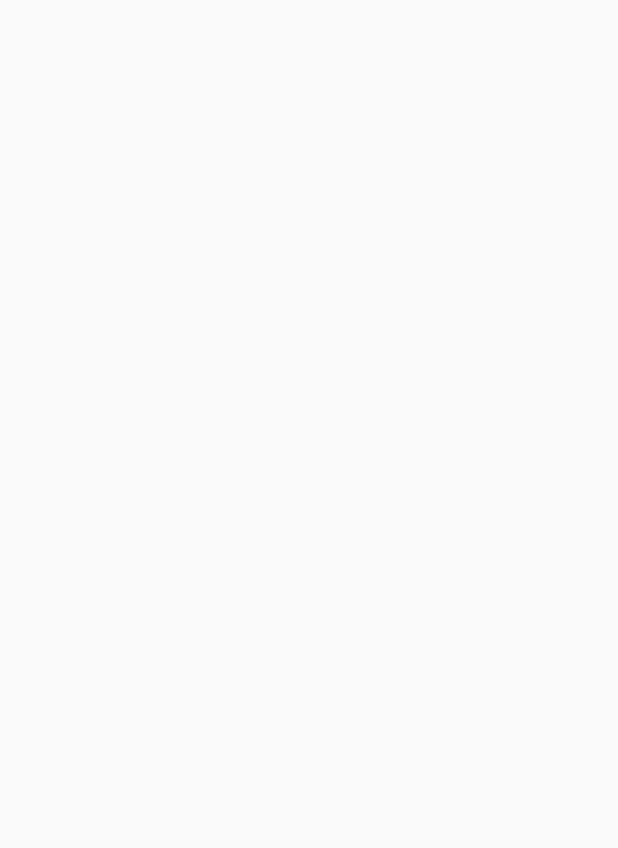
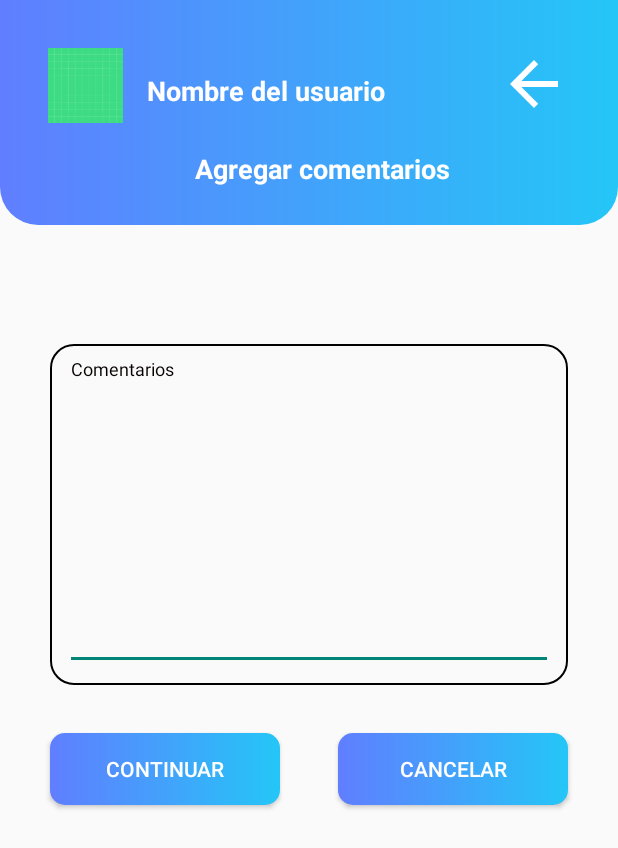
Before and after one commit to Kent-Probe/AppBastos, an Android app: the AddRemarks screen opened directly, with no data from a screen before it, on a phone screen of 412 x 824 dp. Before the commit the part shown is empty. Shown: the top 848 px of the screen. Run offline under Robolectric (Android 15) with nearby library versions, the phone set to English and light mode, and no system bars.

Commit message:
add_remarks

```diff
--- a/app/src/main/java/com/kent/appbastos/AddRemarks.kt
+++ b/app/src/main/java/com/kent/appbastos/AddRemarks.kt
@@ -2,10 +2,22 @@ package com.kent.appbastos
 
 import androidx.appcompat.app.AppCompatActivity
 import android.os.Bundle
+import android.widget.Button
 
 class AddRemarks : AppCompatActivity() {
     override fun onCreate(savedInstanceState: Bundle?) {
         super.onCreate(savedInstanceState)
         setContentView(R.layout.activity_add_remarks)
+
+        val btnContinue: Button = findViewById(R.id.btnContinue)
+        val btnCancel: Button = findViewById(R.id.btnCancel)
+
+        btnContinue.setOnClickListener {
+
+        }
+
+        btnCancel.setOnClickListener {
+            finish()
+        }
     }
 }
--- a/app/src/main/java/com/kent/appbastos/CashSale.kt
+++ b/app/src/main/java/com/kent/appbastos/CashSale.kt
@@ -2,10 +2,7 @@ package com.kent.appbastos
 
 import android.content.Intent
 import android.os.Bundle
-import android.widget.ArrayAdapter
 import android.widget.Button
-import android.widget.Spinner
-import android.widget.TextView
 import androidx.appcompat.app.AppCompatActivity
 
 
@@ -15,7 +12,7 @@ class CashSale : AppCompatActivity() {
 
     override fun onCreate(savedInstanceState: Bundle?) {
         super.onCreate(savedInstanceState)
-        setContentView(R.layout.cash_sale)
+        setContentView(R.layout.activity_cash_sale)
 
         val btnContinue: Button = findViewById(R.id.btnContinue)
         val btnCancel: Button = findViewById(R.id.btnCancel)
@@ -26,7 +23,7 @@ class CashSale : AppCompatActivity() {
         }
 
         btnCancel.setOnClickListener {
-            finishAffinity()
+            finish()
         }
 
 
--- /dev/null
+++ b/app/src/main/res/drawable/text_multiline_rounded.xml
@@ -0,0 +1,12 @@
+<?xml version="1.0" encoding="utf-8"?>
+<shape xmlns:android="http://schemas.android.com/apk/res/android">
+    <corners android:radius="15dp"/>
+    <stroke
+        android:width="1dp"
+        android:color="@color/black"/>
+    <padding
+        android:left="10dp"
+        android:right="10dp"
+        android:bottom="10dp"
+        android:top="10dp"/>
+</shape>
--- a/app/src/main/res/layout/activity_add_remarks.xml
+++ b/app/src/main/res/layout/activity_add_remarks.xml
@@ -1,9 +1,140 @@
 <?xml version="1.0" encoding="utf-8"?>
 <androidx.constraintlayout.widget.ConstraintLayout xmlns:android="http://schemas.android.com/apk/res/android"
-    xmlns:app="http://schemas.android.com/apk/res-auto"
+     xmlns:app="http://schemas.android.com/apk/res-auto"
     xmlns:tools="http://schemas.android.com/tools"
     android:layout_width="match_parent"
     android:layout_height="match_parent"
     tools:context=".AddRemarks">
 
+    <ImageView
+        android:id="@+id/gradiantHome"
+        android:layout_width="match_parent"
+        android:layout_height="150dp"
+        android:contentDescription="@string/descGradiant"
+        app:layout_constraintEnd_toEndOf="parent"
+        app:layout_constraintHorizontal_bias="1.0"
+        app:layout_constraintStart_toStartOf="parent"
+        app:layout_constraintTop_toTopOf="parent"
+        app:srcCompat="@drawable/border_gradiant" />
+
+    <TextView
+        android:id="@+id/txtNameScreen"
+        android:layout_width="wrap_content"
+        android:layout_height="wrap_content"
+        android:layout_marginStart="130dp"
+        android:layout_marginTop="100dp"
+        android:text="@string/txtAddRemarks"
+        android:textAppearance="@style/TextAppearance.AppCompat.Small"
+        android:textColor="@color/white"
+        android:textSize="18sp"
+        android:textStyle="bold"
+        app:layout_constraintStart_toStartOf="parent"
+        app:layout_constraintTop_toTopOf="@+id/gradiantHome" />
+
+    <TextView
+        android:id="@+id/txtUserName"
+        android:layout_width="wrap_content"
+        android:layout_height="wrap_content"
+        android:layout_marginStart="16dp"
+        android:layout_marginTop="48dp"
+        android:text="@string/txtUserName"
+        android:textAppearance="@style/TextAppearance.AppCompat.Small"
+        android:textColor="@color/white"
+        android:textSize="18sp"
+        android:textStyle="bold"
+        app:layout_constraintStart_toEndOf="@+id/imgUser"
+        app:layout_constraintTop_toTopOf="@+id/gradiantHome" />
+
+    <ImageView
+        android:id="@+id/imgUser"
+        android:layout_width="50dp"
+        android:layout_height="50dp"
+        android:layout_marginStart="32dp"
+        android:layout_marginTop="32dp"
+        android:contentDescription="@string/descUserImage"
+        app:layout_constraintStart_toStartOf="parent"
+        app:layout_constraintTop_toTopOf="parent"
+        app:srcCompat="@drawable/ic_launcher_background" />
+
+    <ImageButton
+        android:id="@+id/btnBack"
+        android:layout_width="48dp"
+        android:layout_height="48dp"
+        android:layout_marginTop="32dp"
+        android:layout_marginEnd="32dp"
+        android:background="#00FFFFFF"
+        android:contentDescription="@string/descBtnBack"
+        android:scaleType="fitXY"
+        app:layout_constraintEnd_toEndOf="parent"
+        app:layout_constraintTop_toTopOf="parent"
+        app:srcCompat="?attr/actionModeCloseDrawable"
+        app:tint="@color/white" />
+
+    <androidx.constraintlayout.widget.ConstraintLayout
+        android:layout_width="409dp"
+        android:layout_height="579dp"
+        app:layout_constraintBottom_toBottomOf="parent"
+        app:layout_constraintEnd_toEndOf="parent"
+        app:layout_constraintStart_toStartOf="parent"
+        app:layout_constraintTop_toBottomOf="@+id/gradiantHome">
+
+        <com.google.android.material.textfield.TextInputLayout
+            android:id="@+id/txtRemarks"
+            android:layout_width="match_parent"
+            android:layout_height="match_parent"
+            android:layout_marginStart="32dp"
+            android:layout_marginTop="32dp"
+            android:layout_marginEnd="32dp"
+            android:layout_marginBottom="320dp"
+            android:background="@drawable/text_multiline_rounded"
+            android:hint="@string/txtRemarks"
+            android:textColorHint="@color/colorHint"
+            app:boxStrokeColor="@color/black"
+            app:boxStrokeWidth="12dp"
+            app:hintTextColor="@color/lineHint"
+            app:layout_constraintBottom_toBottomOf="parent"
+            app:layout_constraintEnd_toEndOf="parent"
+            app:layout_constraintStart_toStartOf="parent"
+            app:layout_constraintTop_toTopOf="parent">
+
+            <com.google.android.material.textfield.TextInputEditText
+                android:layout_width="match_parent"
+                android:layout_height="match_parent"
+                android:backgroundTint="#00000000"
+                android:gravity="top"
+                android:inputType="textMultiLine"
+                android:textColorLink="@color/black" />
+
+        </com.google.android.material.textfield.TextInputLayout>
+
+        <Button
+            android:id="@+id/btnCancel"
+            android:layout_width="match_parent"
+            android:layout_height="wrap_content"
+            android:layout_marginStart="224dp"
+            android:layout_marginTop="32dp"
+            android:layout_marginEnd="32dp"
+            android:background="@drawable/button_rounded"
+            android:text="@string/txtBtnCancel"
+            android:textColor="@color/white"
+            app:layout_constraintEnd_toEndOf="parent"
+            app:layout_constraintStart_toStartOf="parent"
+            app:layout_constraintTop_toBottomOf="@+id/txtRemarks" />
+
+        <Button
+            android:id="@+id/btnContinue"
+            android:layout_width="match_parent"
+            android:layout_height="wrap_content"
+            android:layout_marginStart="32dp"
+            android:layout_marginTop="32dp"
+            android:layout_marginEnd="224dp"
+            android:background="@drawable/button_rounded"
+            android:text="@string/txtBtnContinue"
+            android:textColor="@color/white"
+            app:layout_constraintEnd_toEndOf="parent"
+            app:layout_constraintStart_toStartOf="parent"
+            app:layout_constraintTop_toBottomOf="@+id/txtRemarks" />
+
+    </androidx.constraintlayout.widget.ConstraintLayout>
+
 </androidx.constraintlayout.widget.ConstraintLayout>
--- a/app/src/main/res/layout/cash_sale.xml
+++ b/app/src/main/res/layout/activity_cash_sale.xml
@@ -139,7 +139,7 @@
     </com.google.android.material.textfield.TextInputLayout>
 
     <com.google.android.material.textfield.TextInputLayout
-        android:id="@+id/txtAmount"
+        android:id="@+id/txtRemarks"
         android:layout_width="match_parent"
         android:layout_height="wrap_content"
         android:layout_marginStart="32dp"
@@ -173,7 +173,7 @@
         android:textColor="@color/white"
         app:layout_constraintEnd_toEndOf="parent"
         app:layout_constraintStart_toStartOf="parent"
-        app:layout_constraintTop_toBottomOf="@+id/txtAmount" />
+        app:layout_constraintTop_toBottomOf="@+id/txtRemarks" />
 
     <Button
         android:id="@+id/btnCancel"
@@ -187,6 +187,6 @@
         android:textColor="@color/white"
         app:layout_constraintEnd_toEndOf="parent"
         app:layout_constraintStart_toStartOf="parent"
-        app:layout_constraintTop_toBottomOf="@+id/txtAmount" />
+        app:layout_constraintTop_toBottomOf="@+id/txtRemarks" />
 
 </androidx.constraintlayout.widget.ConstraintLayout>
```
